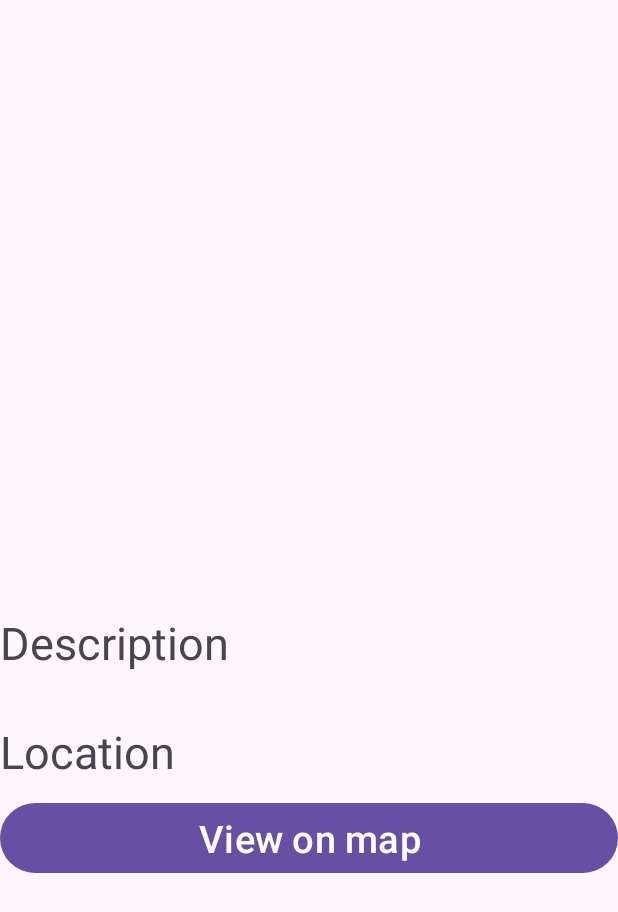
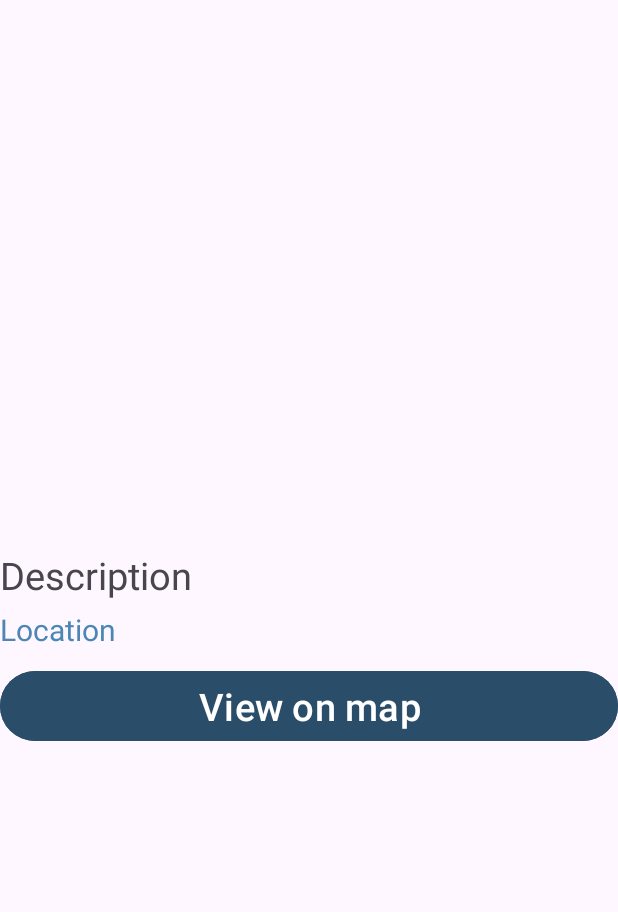
Before and after one commit to jarvision-git/HappyPlaces, an Android app: the HappyPlaceDetailActivity screen opened directly, with no data from a screen before it, on a phone screen of 412 x 824 dp. Shown: the top 912 px of the screen. Run offline under Robolectric (Android 15) with nearby library versions, the phone set to English and light mode, and no system bars.

Commit message:
view on map implemented

```diff
--- a/app/src/main/AndroidManifest.xml
+++ b/app/src/main/AndroidManifest.xml
@@ -1,6 +1,9 @@
 <?xml version="1.0" encoding="utf-8"?>
 <manifest xmlns:android="http://schemas.android.com/apk/res/android"
     xmlns:tools="http://schemas.android.com/tools">
+
+    <uses-permission android:name="android.permission.ACCESS_FINE_LOCATION" tools:node="remove"/>
+    <uses-permission android:name="android.permission.ACCESS_COARSE_LOCATION" tools:node="remove"/>
 
     <application
         android:name=".database.HappyPlaceApplication"
--- a/app/src/main/res/layout/activity_happy_place_detail.xml
+++ b/app/src/main/res/layout/activity_happy_place_detail.xml
@@ -17,6 +17,7 @@
         android:id="@+id/ivHPImage"
         android:layout_width="match_parent"
         android:layout_height="300dp"
+        android:scaleType="fitXY"
         app:layout_constraintTop_toBottomOf="@+id/navbar"/>
 
     <TextView
@@ -24,9 +25,9 @@
         android:layout_width="match_parent"
         android:layout_height="wrap_content"
         android:text="@string/Description"
-        android:layout_marginTop="44dp"
+        android:layout_marginTop="2dp"
 
-        android:textSize="30sp"
+        android:textSize="25sp"
         app:layout_constraintTop_toBottomOf="@+id/ivHPImage"
         tools:layout_editor_absoluteX="0dp" />
 
@@ -35,9 +36,10 @@
         android:layout_width="match_parent"
         android:layout_height="wrap_content"
         android:text="@string/Location"
-        android:layout_marginTop="32dp"
+        android:layout_marginTop="5dp"
 
-        android:textSize="30sp"
+        android:textColor="@color/colorPrimary"
+        android:textSize="20sp"
         app:layout_constraintTop_toBottomOf="@+id/tvDesc"
         tools:layout_editor_absoluteX="0dp" />
 
@@ -47,6 +49,8 @@
         android:layout_height="wrap_content"
         android:text="View on map"
         android:textSize="25sp"
+
+        android:backgroundTint="@color/colorPrimaryDark"
         app:layout_constraintTop_toBottomOf="@id/tvLocation"
         android:layout_marginTop="10sp"/>
 
--- a/app/src/main/res/layout/activity_map.xml
+++ b/app/src/main/res/layout/activity_map.xml
@@ -17,6 +17,8 @@
         class="com.google.android.gms.maps.SupportMapFragment"
         android:layout_width="match_parent"
         android:layout_height="match_parent"
-        app:layout_constraintTop_toBottomOf="@+id/toolbarMap" />
+
+        app:layout_constraintTop_toBottomOf="@+id/toolbarMap"
+        tools:layout="@layout/fragment_maps" />
 
 </androidx.constraintlayout.widget.ConstraintLayout>
```
Also changed, not shown: app/src/main/java/com/example/happyplaces/activities/AddActivity.kt (+9 -1 lines), app/src/main/java/com/example/happyplaces/activities/MapActivity.kt (+34 -1 lines), app/src/main/res/layout/activity_add.xml (+10 -4 lines).
